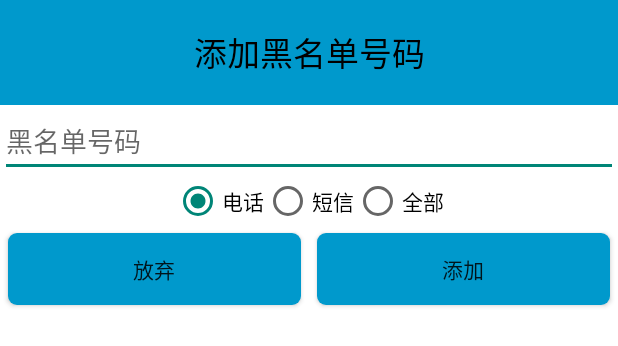
After one commit to xwdoor/MobileSafe, an Android app: the layout dialog_add_black_number.xml on its own in the app's theme, with its tools: preview values and no code run, on a phone screen of 412 x 824 dp. The commit adds this screen. Shown: the top 346 px of the screen. Run offline under Robolectric (Android 15) with nearby library versions, the phone set to English and light mode, and no system bars.

Commit message:
短信和电话拦截

```diff
--- a/app/src/main/AndroidManifest.xml
+++ b/app/src/main/AndroidManifest.xml
@@ -14,6 +14,9 @@
     <uses-permission android:name="android.permission.RECEIVE_SMS" />
     <uses-permission android:name="android.permission.PROCESS_OUTGOING_CALLS" />
     <uses-permission android:name="android.permission.SYSTEM_ALERT_WINDOW" />
+    <uses-permission android:name="android.permission.CALL_PHONE" />
+    <uses-permission android:name="android.permission.READ_CALL_LOG" />
+    <uses-permission android:name="android.permission.WRITE_CALL_LOG" />
 
     <application
         android:allowBackup="true"
@@ -72,6 +75,7 @@
 
         <service android:name=".service.LocationService" />
         <service android:name=".service.AddressService" />
+        <service android:name=".service.BlackNumberService" />
     </application>
 
 </manifest>
--- /dev/null
+++ b/app/src/main/res/layout/dialog_add_black_number.xml
@@ -0,0 +1,73 @@
+<?xml version="1.0" encoding="utf-8"?>
+<LinearLayout xmlns:android="http://schemas.android.com/apk/res/android"
+    android:layout_width="match_parent"
+    android:layout_height="match_parent"
+    android:background="#fff"
+    android:orientation="vertical">
+
+    <TextView
+        style="@style/TitleBar"
+        android:text="添加黑名单号码" />
+
+    <EditText
+        android:id="@+id/et_number"
+        android:layout_width="match_parent"
+        android:layout_height="wrap_content"
+        android:hint="黑名单号码"
+        android:inputType="number"
+        android:textColor="#000"
+        android:textCursorDrawable="@null" />
+
+    <RadioGroup
+        android:id="@+id/rg_group"
+        android:layout_width="match_parent"
+        android:layout_height="wrap_content"
+        android:gravity="center"
+        android:orientation="horizontal">
+
+        <RadioButton
+            android:id="@+id/rb_phone"
+            android:layout_width="wrap_content"
+            android:layout_height="wrap_content"
+            android:checked="true"
+            android:text="电话" />
+
+        <RadioButton
+            android:id="@+id/rb_sms"
+            android:layout_width="wrap_content"
+            android:layout_height="wrap_content"
+            android:text="短信" />
+
+        <RadioButton
+            android:id="@+id/rb_all"
+            android:layout_width="wrap_content"
+            android:layout_height="wrap_content"
+            android:text="全部" />
+    </RadioGroup>
+
+    <LinearLayout
+        android:layout_width="match_parent"
+        android:layout_height="wrap_content"
+        android:orientation="horizontal">
+
+        <Button
+            android:id="@+id/btn_cancel"
+            android:layout_width="wrap_content"
+            android:layout_height="wrap_content"
+            android:layout_margin="5dp"
+            android:layout_weight="1"
+            android:background="@drawable/selector_btn_common"
+            android:text="放弃" />
+
+        <Button
+            android:id="@+id/btn_ok"
+            android:layout_width="wrap_content"
+            android:layout_height="wrap_content"
+            android:layout_margin="5dp"
+            android:layout_weight="1"
+            android:background="@drawable/selector_btn_common"
+            android:text="添加" />
+
+    </LinearLayout>
+
+</LinearLayout>
```
Also changed, not shown: app/src/main/java/net/xwdoor/mobilesafe/activity/BlackNumberActivity.java (+63 -1 lines), app/src/main/java/net/xwdoor/mobilesafe/activity/SettingActivity.java (+26 -0 lines), app/src/main/java/net/xwdoor/mobilesafe/entity/BlackNumberInfo.java (+9 -1 lines), app/src/main/java/net/xwdoor/mobilesafe/listener/BlackNumberPhoneListener.java (added, +129 -0 lines), app/src/main/java/net/xwdoor/mobilesafe/receiver/BlackNumberSmsReceiver.java (added, +38 -0 lines), app/src/main/java/net/xwdoor/mobilesafe/service/BlackNumberService.java (added, +61 -0 lines), app/src/main/res/layout/activity_setting.xml (+8 -0 lines), app/src/main/aidl/android/telephony/NeighboringCellInfo.aidl (added), app/src/main/aidl/com/android/internal/telephony/ITelephony.aidl (added).
